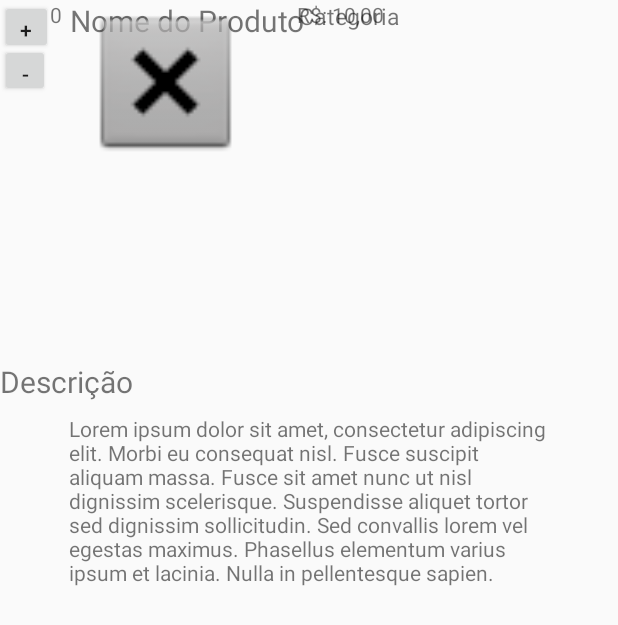
After one commit to angelagra/Projeto-Integrador-IV---Sistema-Web-Modularizavel, an Android app: the layout fragment_detalhes.xml on its own in the app's theme, with its tools: preview values and no code run, on a phone screen of 412 x 824 dp. The commit adds this screen. Shown: the top 625 px of the screen. Run offline under Robolectric (Android 15) with nearby library versions, the phone set to English and light mode, and no system bars.

Commit message:
Mark
Criado o Fragmento Detalhes
Alterado as cores no Style

```diff
--- /dev/null
+++ b/HippoSupermecado/app/src/main/java/com/hipposupermecado/Detalhes.java
@@ -0,0 +1,29 @@
+package com.hipposupermecado;
+
+
+import android.os.Bundle;
+import android.app.Fragment;
+import android.view.LayoutInflater;
+import android.view.View;
+import android.view.ViewGroup;
+
+
+/**
+ * A simple {@link Fragment} subclass.
+ */
+public class Detalhes extends Fragment {
+
+
+    public Detalhes() {
+        // Required empty public constructor
+    }
+
+
+    @Override
+    public View onCreateView(LayoutInflater inflater, ViewGroup container,
+                             Bundle savedInstanceState) {
+        // Inflate the layout for this fragment
+        return inflater.inflate(R.layout.fragment_detalhes, container, false);
+    }
+
+}
--- /dev/null
+++ b/HippoSupermecado/app/src/main/res/layout/fragment_detalhes.xml
@@ -0,0 +1,113 @@
+<android.support.constraint.ConstraintLayout xmlns:android="http://schemas.android.com/apk/res/android"
+    xmlns:app="http://schemas.android.com/apk/res-auto"
+    xmlns:tools="http://schemas.android.com/tools"
+    android:layout_width="match_parent"
+    android:layout_height="match_parent"
+    tools:context="com.hipposupermecado.Detalhes">
+
+    <!-- TODO: Update blank fragment layout -->
+
+    <TextView
+        android:id="@+id/tvNomeProduto"
+        android:layout_width="294dp"
+        android:layout_height="43dp"
+        android:layout_marginEnd="8dp"
+        android:layout_marginStart="8dp"
+        android:textSize="20sp"
+        app:layout_constraintEnd_toEndOf="parent"
+        app:layout_constraintHorizontal_bias="0.378"
+        app:layout_constraintStart_toStartOf="parent"
+        tools:layout_editor_absoluteY="29dp"
+        tools:text="Nome do Produto" />
+
+    <TextView
+        android:id="@+id/tvDescricao"
+        android:layout_width="321dp"
+        android:layout_height="125dp"
+        android:layout_marginEnd="8dp"
+        android:layout_marginStart="8dp"
+        android:layout_marginTop="276dp"
+        android:text=" "
+        app:layout_constraintEnd_toEndOf="parent"
+        app:layout_constraintHorizontal_bias="0.51"
+        app:layout_constraintStart_toStartOf="parent"
+        app:layout_constraintTop_toTopOf="parent"
+        tools:text="Lorem ipsum dolor sit amet, consectetur adipiscing elit. Morbi eu consequat nisl. Fusce suscipit aliquam massa. Fusce sit amet nunc ut nisl dignissim scelerisque. Suspendisse aliquet tortor sed dignissim sollicitudin. Sed convallis lorem vel egestas maximus. Phasellus elementum varius ipsum et lacinia. Nulla in pellentesque sapien." />
+
+    <ImageView
+        android:id="@+id/imgProduto"
+        android:layout_width="143dp"
+        android:layout_height="109dp"
+        android:layout_marginEnd="8dp"
+        android:layout_marginStart="16dp"
+        android:src="@android:drawable/btn_dialog"
+        app:layout_constraintEnd_toEndOf="parent"
+        app:layout_constraintHorizontal_bias="0.092"
+        app:layout_constraintStart_toStartOf="parent"
+        tools:layout_editor_absoluteY="85dp" />
+
+    <TextView
+        android:id="@+id/tvCategoria"
+        android:layout_width="wrap_content"
+        android:layout_height="wrap_content"
+        android:layout_marginEnd="8dp"
+        android:layout_marginStart="8dp"
+        android:text="Categoria"
+        android:textSize="15sp"
+        app:layout_constraintEnd_toEndOf="parent"
+        app:layout_constraintHorizontal_bias="0.065"
+        app:layout_constraintStart_toEndOf="@+id/imgProduto"
+        tools:layout_editor_absoluteY="93dp" />
+
+    <Button
+        android:id="@+id/btnRetira"
+        android:layout_width="33dp"
+        android:layout_height="35dp"
+        android:layout_marginTop="8dp"
+        android:text="-"
+        app:layout_constraintTop_toBottomOf="@+id/tvCategoria"
+        tools:layout_editor_absoluteX="187dp" />
+
+    <TextView
+        android:id="@+id/textView5"
+        android:layout_width="wrap_content"
+        android:layout_height="wrap_content"
+        android:layout_marginEnd="8dp"
+        android:layout_marginStart="8dp"
+        android:text="0"
+        app:layout_constraintEnd_toStartOf="@+id/btnAdicione"
+        app:layout_constraintHorizontal_bias="0.142"
+        app:layout_constraintStart_toEndOf="@+id/btnRetira"
+        tools:layout_editor_absoluteY="130dp" />
+
+    <Button
+        android:id="@+id/btnAdicione"
+        android:layout_width="35dp"
+        android:layout_height="36dp"
+        android:text="+"
+        tools:layout_editor_absoluteX="239dp"
+        tools:layout_editor_absoluteY="122dp" />
+
+    <TextView
+        android:id="@+id/tvPreco"
+        android:layout_width="wrap_content"
+        android:layout_height="wrap_content"
+        android:layout_marginStart="16dp"
+        android:text="R$: 10,00"
+        app:layout_constraintStart_toEndOf="@+id/imgProduto"
+        tools:layout_editor_absoluteY="175dp" />
+
+    <TextView
+        android:id="@+id/tvDescricaoTitulo"
+        android:layout_width="wrap_content"
+        android:layout_height="wrap_content"
+        android:layout_marginBottom="8dp"
+        android:layout_marginTop="40dp"
+        android:text="Descrição"
+        android:textSize="20sp"
+        app:layout_constraintBottom_toTopOf="@+id/tvDescricao"
+        app:layout_constraintTop_toBottomOf="@+id/imgProduto"
+        app:layout_constraintVertical_bias="1.0"
+        tools:layout_editor_absoluteX="32dp" />
+
+</android.support.constraint.ConstraintLayout>
--- a/HippoSupermecado/app/src/main/res/layout/fragment_termo_de_servico.xml
+++ b/HippoSupermecado/app/src/main/res/layout/fragment_termo_de_servico.xml
@@ -14,13 +14,13 @@
         android:layout_marginBottom="8dp"
         android:layout_marginTop="8dp"
         android:text="TextView"
-        app:layout_constraintBottom_toTopOf="@+id/textView"
+        app:layout_constraintBottom_toTopOf="@+id/tvDescricao"
         app:layout_constraintTop_toTopOf="parent"
         tools:layout_editor_absoluteX="133dp"
         tools:text="Termos De Serviço" />
 
     <TextView
-        android:id="@+id/textView"
+        android:id="@+id/tvDescricao"
         android:layout_width="321dp"
         android:layout_height="125dp"
         android:layout_marginEnd="8dp"
@@ -38,7 +38,7 @@
         android:layout_height="wrap_content"
         android:layout_marginTop="40dp"
         android:text="Eu aceito os termos"
-        app:layout_constraintTop_toBottomOf="@+id/textView"
+        app:layout_constraintTop_toBottomOf="@+id/tvDescricao"
         tools:layout_editor_absoluteX="114dp" />
 
     <Button
--- a/HippoSupermecado/app/src/main/res/values/colors.xml
+++ b/HippoSupermecado/app/src/main/res/values/colors.xml
@@ -1,6 +1,6 @@
 <?xml version="1.0" encoding="utf-8"?>
 <resources>
-    <color name="colorPrimary">#3F51B5</color>
-    <color name="colorPrimaryDark">#303F9F</color>
+    <color name="colorPrimary">#D50000</color>
+    <color name="colorPrimaryDark">#B71C1C</color>
     <color name="colorAccent">#FF4081</color>
 </resources>
--- a/HippoSupermecado/app/src/main/res/values/styles.xml
+++ b/HippoSupermecado/app/src/main/res/values/styles.xml
@@ -3,7 +3,7 @@
     <!-- Base application theme. -->
     <style name="AppTheme" parent="Theme.AppCompat.Light.DarkActionBar">
         <!-- Customize your theme here. -->
-        <item name="colorPrimary">#BD0100</item>
+        <item name="colorPrimary">@color/colorPrimary</item>
         <item name="colorPrimaryDark">@color/colorPrimaryDark</item>
         <item name="colorAccent">@color/colorAccent</item>
     </style>
```
